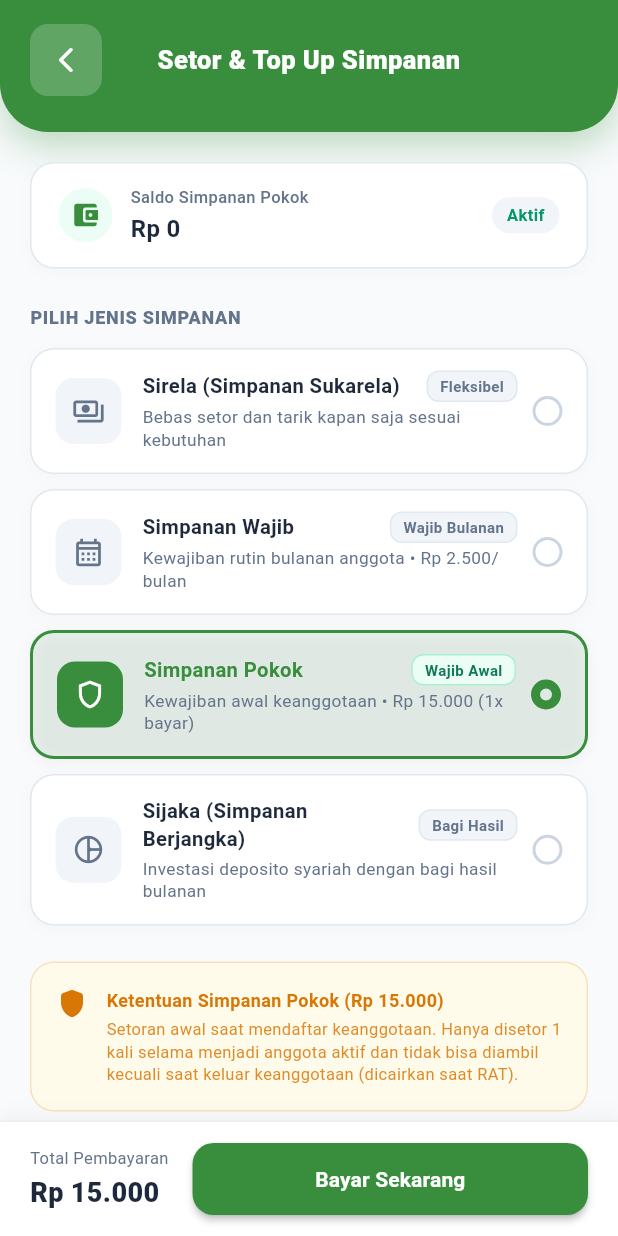
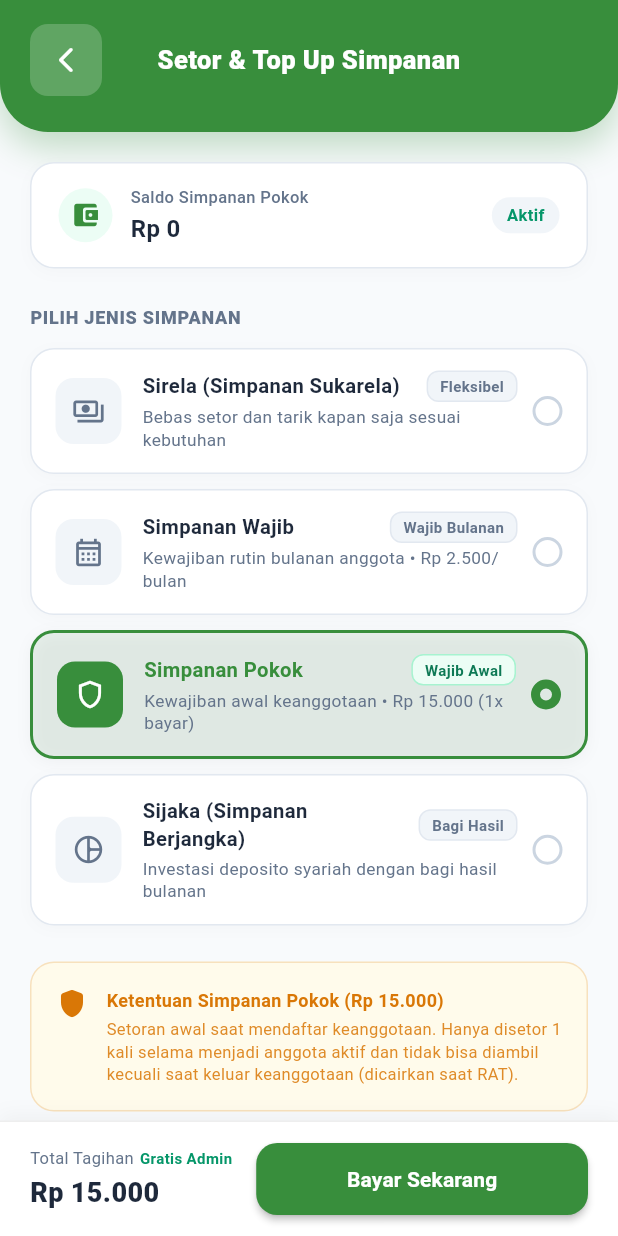
Before and after one commit to Irpanai/ksppspastimobile, a Flutter app: the TopUpScreen screen opened directly, on a phone screen of 412 x 824 dp. Run offline on Flutter 3.47's test engine with Material 3 defaults, Android fonts, the light colour scheme and no system bars; our stand-ins replace camera, flutter_map, geolocator, image_picker, latlong2, open_filex and 5 more; missing offline and left inert: gal, google_mlkit_text_recognition; accounts and stored records are empty; network calls fail.

Commit message:
feat(payment): support dynamic admin fee and total breakdown display in top up and payment detail

```diff
--- a/lib/features/payment/models/payment_model.dart
+++ b/lib/features/payment/models/payment_model.dart
@@ -7,6 +7,10 @@ class SnapTokenResponse {
   final String paymentUrl;
   final num nominal;
   final String nominalFormat;
+  final num adminFee;
+  final num grossAmount;
+  final String adminFeeFormat;
+  final String grossAmountFormat;
   final String type;
   final String status;
   final String? clientKey;
@@ -33,6 +37,10 @@ class SnapTokenResponse {
     String? paymentUrl,
     required this.nominal,
     required this.nominalFormat,
+    this.adminFee = 0,
+    num? grossAmount,
+    String? adminFeeFormat,
+    String? grossAmountFormat,
     required this.type,
     required this.status,
     this.clientKey,
@@ -50,7 +58,10 @@ class SnapTokenResponse {
     this.isDirectQris = false,
     this.qrString,
     this.nmid,
-  }) : paymentUrl = paymentUrl ?? snapRedirectUrl;
+  })  : paymentUrl = paymentUrl ?? snapRedirectUrl,
+        grossAmount = grossAmount ?? (nominal + adminFee),
+        adminFeeFormat = adminFeeFormat ?? AppCurrency.format(adminFee),
+        grossAmountFormat = grossAmountFormat ?? AppCurrency.format(grossAmount ?? (nominal + adminFee));
 
   bool get isDirectVa =>
       paymentMode == 'direct_va' || (vaNumber != null && vaNumber!.isNotEmpty);
@@ -88,6 +99,9 @@ class SnapTokenResponse {
     }
 
     final nom = parseNominal(json['nominal']);
+    final fee = parseNominal(json['admin_fee']);
+    final gross = parseNominal(json['gross_amount']);
+    final effectiveGross = gross > 0 ? gross : (nom + fee);
     final redirectUrl = json['payment_url']?.toString() ?? json['snap_redirect_url']?.toString() ?? '';
     final qrStr = json['qr_string']?.toString();
     final isQris = json['is_direct_qris'] == true ||
@@ -102,6 +116,10 @@ class SnapTokenResponse {
       paymentUrl: redirectUrl,
       nominal: nom,
       nominalFormat: json['nominal_format']?.toString() ?? AppCurrency.format(nom),
+      adminFee: fee,
+      grossAmount: effectiveGross,
+      adminFeeFormat: json['admin_fee_format']?.toString() ?? AppCurrency.format(fee),
+      grossAmountFormat: json['gross_amount_format']?.toString() ?? AppCurrency.format(effectiveGross),
       type: json['type']?.toString() ?? 'simpanan_sukarela',
       status: json['status']?.toString() ?? 'pending',
       clientKey: json['client_key']?.toString(),
@@ -130,6 +148,10 @@ class SnapTokenResponse {
       'payment_url': paymentUrl,
       'nominal': nominal,
       'nominal_format': nominalFormat,
+      'admin_fee': adminFee,
+      'gross_amount': grossAmount,
+      'admin_fee_format': adminFeeFormat,
+      'gross_amount_format': grossAmountFormat,
       'type': type,
       'status': status,
       'client_key': clientKey,
@@ -159,6 +181,10 @@ class PaymentStatusResponse {
   final String type;
   final num nominal;
   final String nominalFormat;
+  final num adminFee;
+  final num grossAmount;
+  final String adminFeeFormat;
+  final String grossAmountFormat;
   final String status;
   final String? paymentType;
   final String? paymentChannel;
@@ -170,12 +196,18 @@ class PaymentStatusResponse {
     required this.type,
     required this.nominal,
     required this.nominalFormat,
+    this.adminFee = 0,
+    num? grossAmount,
+    String? adminFeeFormat,
+    String? grossAmountFormat,
     required this.status,
     this.paymentType,
     this.paymentChannel,
     this.vaNumber,
     this.paidAt,
-  });
+  })  : grossAmount = grossAmount ?? (nominal + adminFee),
+        adminFeeFormat = adminFeeFormat ?? AppCurrency.format(adminFee),
+        grossAmountFormat = grossAmountFormat ?? AppCurrency.format(grossAmount ?? (nominal + adminFee));
 
   bool get isSettled => isSettlement;
   bool get isSettlement => status.toLowerCase() == 'settlement' || status.toLowerCase() == 'capture' || status.toLowerCase() == 'success' || status.toLowerCase() == 'paid';
@@ -190,11 +222,19 @@ class PaymentStatusResponse {
     }
 
     final nom = parseNominal(json['nominal']);
+    final fee = parseNominal(json['admin_fee']);
+    final gross = parseNominal(json['gross_amount']);
+    final effectiveGross = gross > 0 ? gross : (nom + fee);
+
     return PaymentStatusResponse(
       orderId: json['order_id']?.toString() ?? '',
       type: json['type']?.toString() ?? '',
       nominal: nom,
       nominalFormat: json['nominal_format']?.toString() ?? AppCurrency.format(nom),
+      adminFee: fee,
+      grossAmount: effectiveGross,
+      adminFeeFormat: json['admin_fee_format']?.toString() ?? AppCurrency.format(fee),
+      grossAmountFormat: json['gross_amount_format']?.toString() ?? AppCurrency.format(effectiveGross),
       status: json['status']?.toString() ?? 'pending',
       paymentType: json['payment_type']?.toString(),
       paymentChannel: json['payment_channel']?.toString(),
@@ -209,6 +249,8 @@ class PaymentHistoryItem {
   final String orderId;
   final String type;
   final num nominal;
+  final num adminFee;
+  final num grossAmount;
   final String status;
   final String? paymentType;
   final String? createdAt;
@@ -218,10 +260,12 @@ class PaymentHistoryItem {
     required this.orderId,
     required this.type,
     required this.nominal,
+    this.adminFee = 0,
+    num? grossAmount,
     required this.status,
     this.paymentType,
     this.createdAt,
-  });
+  }) : grossAmount = grossAmount ?? (nominal + adminFee);
 
   factory PaymentHistoryItem.fromJson(Map<String, dynamic> json) {
     num parseNominal(dynamic val) {
@@ -230,11 +274,18 @@ class PaymentHistoryItem {
       return num.tryParse(val.toString()) ?? 0;
     }
 
+    final nom = parseNominal(json['nominal']);
+    final fee = parseNominal(json['admin_fee']);
+    final gross = parseNominal(json['gross_amount']);
+    final effectiveGross = gross > 0 ? gross : (nom + fee);
+
     return PaymentHistoryItem(
       id: json['id'] is int ? json['id'] : int.tryParse(json['id']?.toString() ?? '0') ?? 0,
       orderId: json['order_id']?.toString() ?? '',
       type: json['type']?.toString() ?? '',
-      nominal: parseNominal(json['nominal']),
+      nominal: nom,
+      adminFee: fee,
+      grossAmount: effectiveGross,
       status: json['status']?.toString() ?? 'pending',
       paymentType: json['payment_type']?.toString(),
       createdAt: json['created_at']?.toString(),
--- a/lib/features/payment/screens/native_payment_detail_screen.dart
+++ b/lib/features/payment/screens/native_payment_detail_screen.dart
@@ -587,7 +587,7 @@ class _NativePaymentDetailScreenState extends State<NativePaymentDetailScreen>
                                   ),
                                   const SizedBox(height: 4),
                                   Text(
-                                    res.nominalFormat,
+                                    res.grossAmountFormat,
                                     style: TextStyle(
                                       fontSize: 20,
                                       fontWeight: FontWeight.w900,
@@ -597,7 +597,7 @@ class _NativePaymentDetailScreenState extends State<NativePaymentDetailScreen>
                                 ],
                               ),
                               TextButton.icon(
-                                onPressed: () => _copyToClipboard(res.nominal.toString(), 'Nominal Pembayaran'),
+                                onPressed: () => _copyToClipboard(res.grossAmount.toString(), 'Nominal Pembayaran'),
                                 icon: Icon(Icons.copy_rounded, size: 15, color: bankColor),
                                 label: Text(
                                   'Salin Nominal',
@@ -665,6 +665,12 @@ class _NativePaymentDetailScreenState extends State<NativePaymentDetailScreen>
                           _buildDetailRow('Order ID', res.orderId),
                           const Divider(height: 16, color: Color(0xFFF1F5F9)),
                           _buildDetailRow('Tujuan Setoran', _getTypeLabel(res.type)),
+                          const Divider(height: 16, color: Color(0xFFF1F5F9)),
+                          _buildDetailRow('Nominal Simpanan', res.nominalFormat),
+                          const Divider(height: 16, color: Color(0xFFF1F5F9)),
+                          _buildDetailRow('Biaya Admin', res.adminFee > 0 ? res.adminFeeFormat : 'Gratis'),
+                          const Divider(height: 16, color: Color(0xFFF1F5F9)),
+                          _buildDetailRow('Total Tagihan', res.grossAmountFormat),
                           const Divider(height: 16, color: Color(0xFFF1F5F9)),
                           _buildDetailRow('Verifikasi', 'Otomatis 24 Jam (Realtime)', isVerified: true),
                         ],
--- a/lib/features/payment/screens/top_up_screen.dart
+++ b/lib/features/payment/screens/top_up_screen.dart
@@ -1483,8 +1483,8 @@ class _TopUpScreenState extends State<TopUpScreen> {
                         crossAxisAlignment: WrapCrossAlignment.center,
                         spacing: 6,
                         runSpacing: 2,
-                        children: const [
-                          Row(
+                        children: [
+                          const Row(
                             mainAxisSize: MainAxisSize.min,
                             children: [
                               Icon(Icons.bolt_rounded, size: 12, color: Color(0xFF059669)),
@@ -1499,13 +1499,15 @@ class _TopUpScreenState extends State<TopUpScreen> {
                               ),
                             ],
                           ),
-                          Text('•', style: TextStyle(fontSize: 10, color: Color(0xFFCBD5E1))),
+                          const Text('•', style: TextStyle(fontSize: 10, color: Color(0xFFCBD5E1))),
                           Text(
-                            'Bebas Biaya Admin',
+                            selectedChannel.feeFlat > 0
+                                ? 'Biaya Admin ${AppCurrency.format(selectedChannel.feeFlat)}'
+                                : 'Bebas Biaya Admin',
                             style: TextStyle(
                               fontSize: 10,
-                              fontWeight: FontWeight.w500,
-                              color: Color(0xFF64748B),
+                              fontWeight: FontWeight.w600,
+                              color: selectedChannel.feeFlat > 0 ? const Color(0xFFB45309) : const Color(0xFF059669),
                             ),
                           ),
                         ],
@@ -1984,6 +1986,25 @@ class _TopUpScreenState extends State<TopUpScreen> {
                       maxLines: 2,
                       softWrap: true,
                     ),
+                    const SizedBox(height: 4),
+                    Row(
+                      children: [
+                        Icon(
+                          ch.feeFlat > 0 ? Icons.toll_rounded : Icons.check_circle_outline_rounded,
+                          size: 11,
+                          color: ch.feeFlat > 0 ? const Color(0xFFB45309) : const Color(0xFF059669),
+                        ),
+                        const SizedBox(width: 3),
+                        Text(
+                          ch.feeFlat > 0 ? 'Biaya Admin ${AppCurrency.format(ch.feeFlat)}' : 'Bebas Biaya Admin',
+                          style: TextStyle(
+                            fontSize: 10,
+                            fontWeight: FontWeight.w600,
+                            color: ch.feeFlat > 0 ? const Color(0xFFB45309) : const Color(0xFF059669),
+                          ),
+                        ),
+                      ],
+                    ),
                   ],
                 ),
               ),
@@ -2099,6 +2120,10 @@ class _TopUpScreenState extends State<TopUpScreen> {
 
   Widget _buildBottomBar(bool isCreating, bool isPokokPaid) {
     final isDisabled = _selectedType == 'simpanan_pokok' && isPokokPaid;
+    final channels = context.watch<PaymentProvider>().activeChannels;
+    final selectedChannel = channels.where((c) => c.code == _selectedPaymentMethod).firstOrNull;
+    final int adminFee = selectedChannel?.feeFlat ?? 0;
+    final int totalPayment = _parsedAmount + adminFee;
 
     return SafeArea(
       child: Container(
@@ -2120,10 +2145,28 @@ class _TopUpScreenState extends State<TopUpScreen> {
               mainAxisSize: MainAxisSize.min,
               crossAxisAlignment: CrossAxisAlignment.start,
               children: [
-                const Text('Total Pembayaran', style: TextStyle(fontSize: 11, color: Color(0xFF64748B))),
+                Row(
+                  mainAxisSize: MainAxisSize.min,
+                  children: [
+                    const Text('Total Tagihan', style: TextStyle(fontSize: 11, color: Color(0xFF64748B))),
+                    if (adminFee > 0) ...[
+                      const SizedBox(width: 4),
+                      Text(
+                        '+ Admin ${AppCurrency.format(adminFee)}',
+                        style: const TextStyle(fontSize: 10, color: Color(0xFFB45309), fontWeight: FontWeight.bold),
+                      ),
+                    ] else ...[
+                      const SizedBox(width: 4),
+                      const Text(
+                        'Gratis Admin',
+                        style: TextStyle(fontSize: 10, color: Color(0xFF059669), fontWeight: FontWeight.bold),
+                      ),
+                    ],
+                  ],
+                ),
                 const SizedBox(height: 2),
                 Text(
-                  AppCurrency.format(_parsedAmount),
+                  AppCurrency.format(totalPayment),
                   style: const TextStyle(
                     fontSize: 18,
                     fontWeight: FontWeight.w900,
```
Also changed, not shown: lib/features/payment/screens/native_qris_screen.dart (+52 -16 lines).
